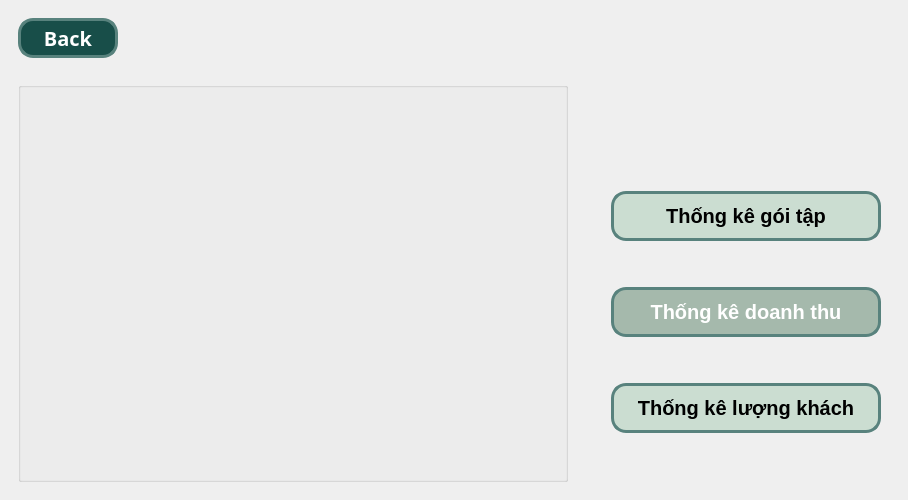
Old version of the form ui/statistic/StatisticMainWindow.ui in the repository nguyenbphan12001-rimzy/Do-an-cuoi-ki-Nhom8_KTLT.
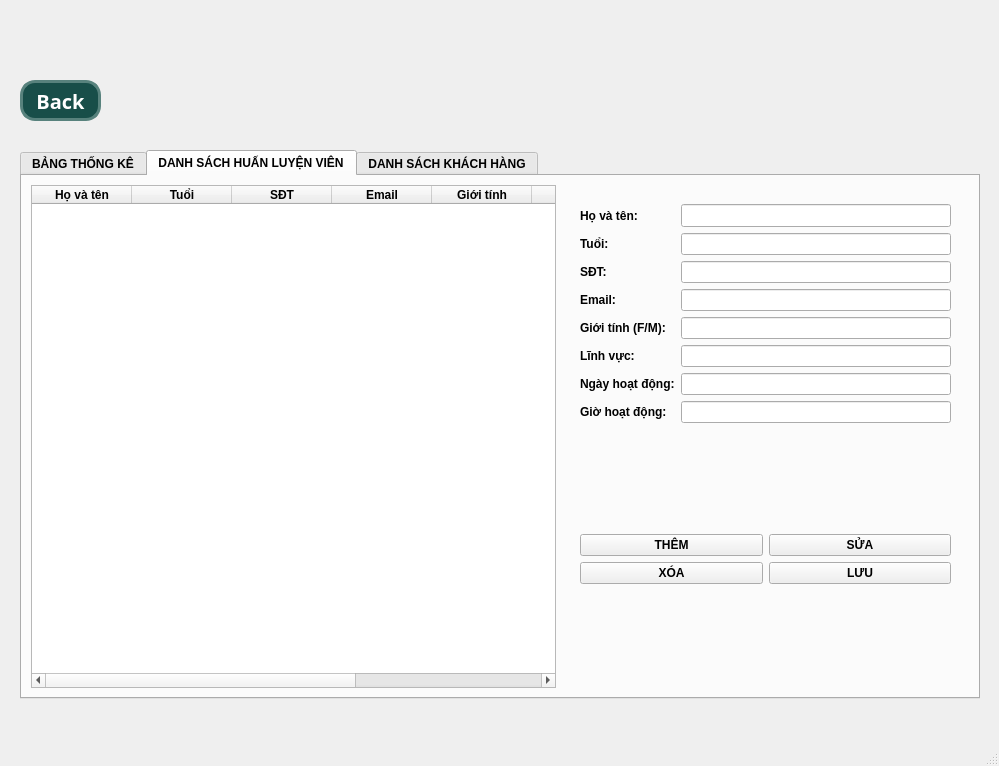
New version of the form. Icons and pictures are not drawn.

Diff of the .ui file:
```diff
--- a/ui/statistic/StatisticMainWindow.ui
+++ b/ui/statistic/StatisticMainWindow.ui
@@ -6,31 +6,23 @@
    <rect>
     <x>0</x>
     <y>0</y>
-    <width>908</width>
-    <height>500</height>
+    <width>999</width>
+    <height>766</height>
    </rect>
   </property>
   <property name="windowTitle">
    <string>MainWindow</string>
   </property>
-  <property name="styleSheet">
-   <string notr="true">QMainWindow{
-border-image:url(:/pic/Thongke.png);
-background-iamge:rgb(0,255,255);}</string>
-  </property>
   <widget class="QWidget" name="centralwidget">
-   <property name="styleSheet">
-    <string notr="true">QWidget#centralwidget {
-    border-image: url(:/newPrefix/Thongke.png) 0 0 0 0 stretch stretch;
-}
-</string>
-   </property>
-   <layout class="QVBoxLayout" name="verticalLayout_2">
-    <item>
-     <widget class="QWidget" name="widget_3" native="true">
-      <layout class="QHBoxLayout" name="horizontalLayout_7">
-       <item>
         <widget class="QPushButton" name="pushButtonBack">
+    <property name="geometry">
+     <rect>
+      <x>20</x>
+      <y>80</y>
+      <width>81</width>
+      <height>41</height>
+     </rect>
+    </property>
          <property name="minimumSize">
           <size>
            <width>0</width>
@@ -64,25 +56,53 @@
           <string>Back</string>
          </property>
         </widget>
-       </item>
-       <item>
-        <layout class="QHBoxLayout" name="horizontalLayout_6">
-         <item>
-          <widget class="QLabel" name="label">
-           <property name="text">
-            <string/>
-           </property>
-          </widget>
-         </item>
-        </layout>
-       </item>
-      </layout>
-     </widget>
-    </item>
-    <item>
+   <widget class="QTabWidget" name="tabWidgetKhachhang">
+    <property name="geometry">
+     <rect>
+      <x>20</x>
+      <y>150</y>
+      <width>960</width>
+      <height>549</height>
+     </rect>
+    </property>
+    <property name="styleSheet">
+     <string notr="true">font: 14pt &quot;MS Shell Dlg 2&quot;;
+font-weight: Bold</string>
+    </property>
+    <property name="currentIndex">
+     <number>1</number>
+    </property>
+    <widget class="QWidget" name="tab">
+     <attribute name="title">
+      <string>BẢNG THỐNG KÊ</string>
+     </attribute>
+     <widget class="QWidget" name="layoutWidget">
+      <property name="geometry">
+       <rect>
+        <x>9</x>
+        <y>9</y>
+        <width>926</width>
+        <height>502</height>
+       </rect>
+      </property>
      <layout class="QVBoxLayout" name="verticalLayout">
       <item>
        <widget class="QWidget" name="widget" native="true">
+         <property name="minimumSize">
+          <size>
+           <width>0</width>
+           <height>500</height>
+          </size>
+         </property>
+         <property name="font">
+          <font>
+           <family>MS Shell Dlg 2</family>
+           <pointsize>14</pointsize>
+           <weight>75</weight>
+           <italic>false</italic>
+           <bold>true</bold>
+          </font>
+         </property>
         <layout class="QHBoxLayout" name="horizontalLayout_4">
          <item>
           <layout class="QHBoxLayout" name="horizontalLayout_3">
@@ -96,7 +116,11 @@
              </property>
              <property name="font">
               <font>
-               <pointsize>12</pointsize>
+                <family>MS Shell Dlg 2</family>
+                <pointsize>14</pointsize>
+                <weight>75</weight>
+                <italic>false</italic>
+                <bold>true</bold>
               </font>
              </property>
              <property name="title">
@@ -129,19 +153,6 @@
            <item>
             <widget class="QWidget" name="widget_2" native="true">
              <layout class="QVBoxLayout" name="verticalLayout_6">
-              <item>
-               <spacer name="verticalSpacer_3">
-                <property name="orientation">
-                 <enum>Qt::Vertical</enum>
-                </property>
-                <property name="sizeHint" stdset="0">
-                 <size>
-                  <width>20</width>
-                  <height>40</height>
-                 </size>
-                </property>
-               </spacer>
-              </item>
               <item>
                <layout class="QVBoxLayout" name="verticalLayout_5">
                 <item>
@@ -160,8 +171,10 @@
                   </property>
                   <property name="font">
                    <font>
-                    <pointsize>15</pointsize>
+                     <family>MS Shell Dlg 2</family>
+                     <pointsize>14</pointsize>
                     <weight>75</weight>
+                     <italic>false</italic>
                     <bold>true</bold>
                    </font>
                   </property>
@@ -208,8 +221,10 @@
                   </property>
                   <property name="font">
                    <font>
-                    <pointsize>15</pointsize>
+                     <family>MS Shell Dlg 2</family>
+                     <pointsize>14</pointsize>
                     <weight>75</weight>
+                     <italic>false</italic>
                     <bold>true</bold>
                    </font>
                   </property>
@@ -255,8 +270,10 @@
                   </property>
                   <property name="font">
                    <font>
-                    <pointsize>15</pointsize>
+                     <family>MS Shell Dlg 2</family>
+                     <pointsize>14</pointsize>
                     <weight>75</weight>
+                     <italic>false</italic>
                     <bold>true</bold>
                    </font>
                   </property>
@@ -272,7 +289,7 @@
                  </widget>
                 </item>
                 <item>
-                 <spacer name="verticalSpacer_4">
+                  <spacer name="verticalSpacer_3">
                   <property name="orientation">
                    <enum>Qt::Vertical</enum>
                   </property>
@@ -295,8 +312,380 @@
        </widget>
       </item>
      </layout>
-    </item>
-   </layout>
+     </widget>
+    </widget>
+    <widget class="QWidget" name="tab_2">
+     <attribute name="title">
+      <string>DANH SÁCH HUẤN LUYỆN VIÊN</string>
+     </attribute>
+     <layout class="QHBoxLayout" name="horizontalLayout_2">
+      <item>
+       <layout class="QHBoxLayout" name="horizontalLayout_5"/>
+      </item>
+      <item>
+       <widget class="QTableWidget" name="tableWidgetPt">
+        <property name="minimumSize">
+         <size>
+          <width>525</width>
+          <height>0</height>
+         </size>
+        </property>
+        <property name="styleSheet">
+         <string notr="true">font: 12pt &quot;MS Shell Dlg 2&quot;;</string>
+        </property>
+        <column>
+         <property name="text">
+          <string>Họ và tên</string>
+         </property>
+        </column>
+        <column>
+         <property name="text">
+          <string>Tuổi</string>
+         </property>
+        </column>
+        <column>
+         <property name="text">
+          <string>SĐT</string>
+         </property>
+        </column>
+        <column>
+         <property name="text">
+          <string>Email</string>
+         </property>
+        </column>
+        <column>
+         <property name="text">
+          <string>Giới tính</string>
+         </property>
+        </column>
+        <column>
+         <property name="text">
+          <string>Lĩnh Vực</string>
+         </property>
+        </column>
+        <column>
+         <property name="text">
+          <string>Ngày hoạt động</string>
+         </property>
+        </column>
+        <column>
+         <property name="text">
+          <string>Giờ hoạt động</string>
+         </property>
+        </column>
+       </widget>
+      </item>
+      <item>
+       <layout class="QHBoxLayout" name="horizontalLayout">
+        <item>
+         <widget class="QWidget" name="widget_4" native="true">
+          <layout class="QVBoxLayout" name="verticalLayout_10">
+           <item>
+            <layout class="QVBoxLayout" name="verticalLayout_11">
+             <item>
+              <widget class="QWidget" name="widget_3" native="true">
+               <layout class="QGridLayout" name="gridLayout_2">
+                <item row="0" column="0">
+                 <layout class="QGridLayout" name="gridLayout">
+                  <item row="0" column="0">
+                   <widget class="QLabel" name="label">
+                    <property name="styleSheet">
+                     <string notr="true">font: 14pt &quot;MS Shell Dlg 2&quot;;</string>
+                    </property>
+                    <property name="text">
+                     <string>Họ và tên:</string>
+                    </property>
+                   </widget>
+                  </item>
+                  <item row="0" column="1">
+                   <widget class="QLineEdit" name="lineEditNamePt">
+                    <property name="font">
+                     <font>
+                      <family>MS Shell Dlg 2</family>
+                      <pointsize>10</pointsize>
+                      <weight>50</weight>
+                      <italic>false</italic>
+                      <bold>false</bold>
+                     </font>
+                    </property>
+                    <property name="styleSheet">
+                     <string notr="true">font: 10pt &quot;MS Shell Dlg 2&quot;;</string>
+                    </property>
+                   </widget>
+                  </item>
+                  <item row="3" column="0">
+                   <widget class="QLabel" name="label_4">
+                    <property name="styleSheet">
+                     <string notr="true">font: 10pt &quot;MS Shell Dlg 2&quot;;</string>
+                    </property>
+                    <property name="text">
+                     <string>Email:</string>
+                    </property>
+                   </widget>
+                  </item>
+                  <item row="1" column="1">
+                   <widget class="QLineEdit" name="lineEditAgePt">
+                    <property name="styleSheet">
+                     <string notr="true">font: 10pt &quot;MS Shell Dlg 2&quot;;</string>
+                    </property>
+                   </widget>
+                  </item>
+                  <item row="1" column="0">
+                   <widget class="QLabel" name="label_2">
+                    <property name="styleSheet">
+                     <string notr="true">font: 10pt &quot;MS Shell Dlg 2&quot;;</string>
+                    </property>
+                    <property name="text">
+                     <string>Tuổi:</string>
+                    </property>
+                   </widget>
+                  </item>
+                  <item row="2" column="0">
+                   <widget class="QLabel" name="label_3">
+                    <property name="styleSheet">
+                     <string notr="true">font: 10pt &quot;MS Shell Dlg 2&quot;;</string>
+                    </property>
+                    <property name="text">
+                     <string>SĐT:</string>
+                    </property>
+                   </widget>
+                  </item>
+                  <item row="2" column="1">
+                   <widget class="QLineEdit" name="lineEditPhonePt">
+                    <property name="styleSheet">
+                     <string notr="true">font: 10pt &quot;MS Shell Dlg 2&quot;;</string>
+                    </property>
+                   </widget>
+                  </item>
+                  <item row="4" column="0">
+                   <widget class="QLabel" name="label_5">
+                    <property name="styleSheet">
+                     <string notr="true">font: 10pt &quot;MS Shell Dlg 2&quot;;</string>
+                    </property>
+                    <property name="text">
+                     <string>Giới tính (F/M):</string>
+                    </property>
+                   </widget>
+                  </item>
+                  <item row="4" column="1">
+                   <widget class="QLineEdit" name="lineEditGenderPt">
+                    <property name="styleSheet">
+                     <string notr="true">font: 10pt &quot;MS Shell Dlg 2&quot;;</string>
+                    </property>
+                   </widget>
+                  </item>
+                  <item row="5" column="0">
+                   <widget class="QLabel" name="label_6">
+                    <property name="styleSheet">
+                     <string notr="true">font: 10pt &quot;MS Shell Dlg 2&quot;;</string>
+                    </property>
+                    <property name="text">
+                     <string>Lĩnh vực:</string>
+                    </property>
+                   </widget>
+                  </item>
+                  <item row="3" column="1">
+                   <widget class="QLineEdit" name="lineEditEmailPt">
+                    <property name="styleSheet">
+                     <string notr="true">font: 10pt &quot;MS Shell Dlg 2&quot;;</string>
+                    </property>
+                   </widget>
+                  </item>
+                  <item row="7" column="1">
+                   <widget class="QLineEdit" name="lineEditTimePt">
+                    <property name="styleSheet">
+                     <string notr="true">font: 10pt &quot;MS Shell Dlg 2&quot;;</string>
+                    </property>
+                   </widget>
+                  </item>
+                  <item row="6" column="0">
+                   <widget class="QLabel" name="label_7">
+                    <property name="styleSheet">
+                     <string notr="true">font: 10pt &quot;MS Shell Dlg 2&quot;;</string>
+                    </property>
+                    <property name="text">
+                     <string>Ngày hoạt động:</string>
+                    </property>
+                   </widget>
+                  </item>
+                  <item row="5" column="1">
+                   <widget class="QLineEdit" name="lineEditRolePt">
+                    <property name="styleSheet">
+                     <string notr="true">font: 10pt &quot;MS Shell Dlg 2&quot;;</string>
+                    </property>
+                   </widget>
+                  </item>
+                  <item row="7" column="0">
+                   <widget class="QLabel" name="label_8">
+                    <property name="styleSheet">
+                     <string notr="true">font: 10pt &quot;MS Shell Dlg 2&quot;;</string>
+                    </property>
+                    <property name="text">
+                     <string>Giờ hoạt động:</string>
+                    </property>
+                   </widget>
+                  </item>
+                  <item row="6" column="1">
+                   <widget class="QLineEdit" name="lineEditDatePt">
+                    <property name="styleSheet">
+                     <string notr="true">font: 10pt &quot;MS Shell Dlg 2&quot;;</string>
+                    </property>
+                   </widget>
+                  </item>
+                 </layout>
+                </item>
+               </layout>
+              </widget>
+             </item>
+            </layout>
+           </item>
+           <item>
+            <layout class="QVBoxLayout" name="verticalLayout_9">
+             <item>
+              <widget class="QWidget" name="widget_5" native="true">
+               <layout class="QGridLayout" name="gridLayout_4">
+                <item row="0" column="0">
+                 <layout class="QGridLayout" name="gridLayout_3">
+                  <item row="0" column="0">
+                   <widget class="QPushButton" name="pushButtonAdd">
+                    <property name="text">
+                     <string>THÊM</string>
+                    </property>
+                   </widget>
+                  </item>
+                  <item row="1" column="0">
+                   <widget class="QPushButton" name="pushButtonDelete">
+                    <property name="text">
+                     <string>XÓA</string>
+                    </property>
+                   </widget>
+                  </item>
+                  <item row="0" column="1">
+                   <widget class="QPushButton" name="pushButtonChange">
+                    <property name="text">
+                     <string>SỬA</string>
+                    </property>
+                   </widget>
+                  </item>
+                  <item row="1" column="1">
+                   <widget class="QPushButton" name="pushButtonSave">
+                    <property name="text">
+                     <string>LƯU</string>
+                    </property>
+                   </widget>
+                  </item>
+                 </layout>
+                </item>
+               </layout>
+              </widget>
+             </item>
+            </layout>
+           </item>
+          </layout>
+         </widget>
+        </item>
+       </layout>
+      </item>
+     </layout>
+    </widget>
+    <widget class="QWidget" name="">
+     <attribute name="title">
+      <string>DANH SÁCH KHÁCH HÀNG</string>
+     </attribute>
+     <layout class="QVBoxLayout" name="verticalLayout_12">
+      <item>
+       <layout class="QVBoxLayout" name="verticalLayout_14">
+        <item>
+         <widget class="QTableWidget" name="tableWidget">
+          <property name="styleSheet">
+           <string notr="true">font: 12pt &quot;MS Shell Dlg 2&quot;;
+</string>
+          </property>
+          <column>
+           <property name="text">
+            <string>Họ và tên</string>
+           </property>
+          </column>
+          <column>
+           <property name="text">
+            <string>SĐT</string>
+           </property>
+          </column>
+          <column>
+           <property name="text">
+            <string>Giới tính</string>
+           </property>
+          </column>
+          <column>
+           <property name="text">
+            <string>Trạng thái</string>
+           </property>
+          </column>
+         </widget>
+        </item>
+       </layout>
+      </item>
+      <item>
+       <layout class="QVBoxLayout" name="verticalLayout_13">
+        <item>
+         <widget class="QWidget" name="widget_6" native="true">
+          <layout class="QHBoxLayout" name="horizontalLayout_7">
+           <item>
+            <layout class="QHBoxLayout" name="horizontalLayout_6">
+             <item>
+              <widget class="QPushButton" name="pushButtonTudo">
+               <property name="styleSheet">
+                <string notr="true">font: 12pt &quot;MS Shell Dlg 2&quot;;
+font-weight: Bold</string>
+               </property>
+               <property name="text">
+                <string>Tự do</string>
+               </property>
+              </widget>
+             </item>
+             <item>
+              <widget class="QPushButton" name="pushButtonYoga">
+               <property name="styleSheet">
+                <string notr="true">font: 12pt &quot;MS Shell Dlg 2&quot;;
+font-weight: Bold</string>
+               </property>
+               <property name="text">
+                <string>Yoga</string>
+               </property>
+              </widget>
+             </item>
+             <item>
+              <widget class="QPushButton" name="pushButtonPilates">
+               <property name="styleSheet">
+                <string notr="true">font: 12pt &quot;MS Shell Dlg 2&quot;;
+font-weight: Bold</string>
+               </property>
+               <property name="text">
+                <string>Pilates</string>
+               </property>
+              </widget>
+             </item>
+             <item>
+              <widget class="QPushButton" name="pushButtonBoxing">
+               <property name="styleSheet">
+                <string notr="true">font: 12pt &quot;MS Shell Dlg 2&quot;;
+font-weight: Bold</string>
+               </property>
+               <property name="text">
+                <string>Boxing</string>
+               </property>
+              </widget>
+             </item>
+            </layout>
+           </item>
+          </layout>
+         </widget>
+        </item>
+       </layout>
+      </item>
+     </layout>
+    </widget>
+   </widget>
   </widget>
   <widget class="QMenuBar" name="menubar">
    <property name="geometry">
@@ -308,6 +697,7 @@
     </rect>
    </property>
   </widget>
+  <widget class="QStatusBar" name="statusbar"/>
  </widget>
  <resources>
   <include location="../../images/images.qrc"/>
```
Left out of the diff: 19 changed lines with no effect on the pictures. Lines whose indentation alone changed are shown as unchanged.
